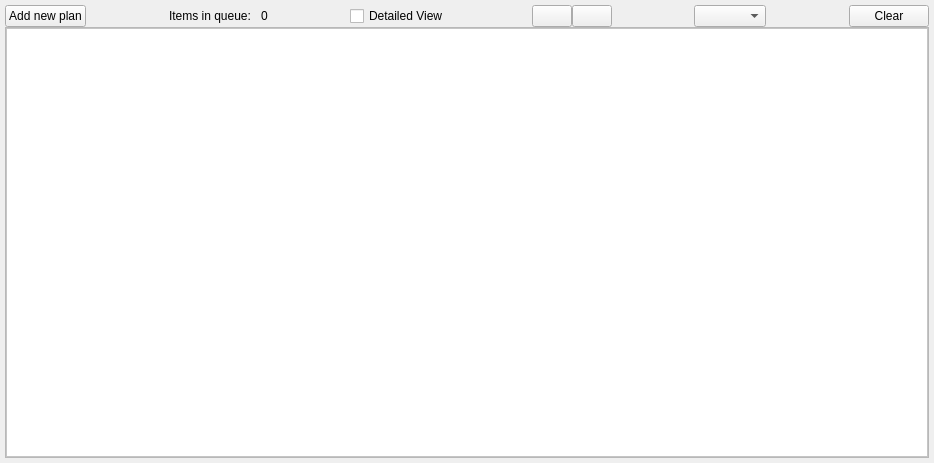
This is src/QSview/resources/queue_editor.ui in BCDA-APS/QSview as Qt 5 draws it before an edit. The edited form follows.
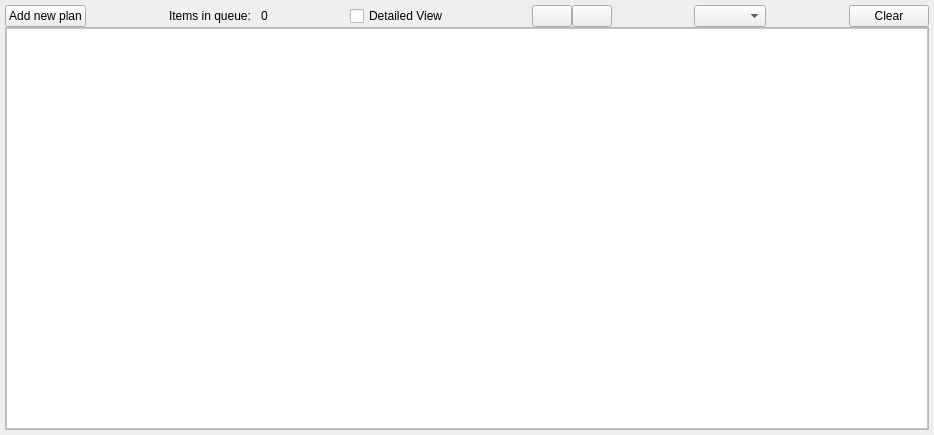
This is the edited form. Icons and pictures are not drawn.

Commit message: update queue_editor.ui style sheet

The edit to the form file:
```diff
--- a/src/QSview/resources/queue_editor.ui
+++ b/src/QSview/resources/queue_editor.ui
@@ -7,7 +7,7 @@
     <x>0</x>
     <y>0</y>
     <width>934</width>
-    <height>463</height>
+    <height>435</height>
    </rect>
   </property>
   <property name="windowTitle">
@@ -228,6 +228,8 @@
          <string notr="true">QTableView {
     gridline-color: #d0d0d0;
     background-color: white;
+    selection-background-color: #2196F3;
+    selection-color: white;
 }
 QTableView::item {
     padding: 5px;
@@ -244,10 +246,14 @@
 QTableView::item:selected {
     background-color: #2196F3;
     color: white;
+    border: none;
+    outline: none;
 }
 QTableView::item:alternate:selected {
     background-color: #2196F3;
     color: white;
+    border: none;
+    outline: none;
 }</string>
         </property>
         <property name="editTriggers">
```
